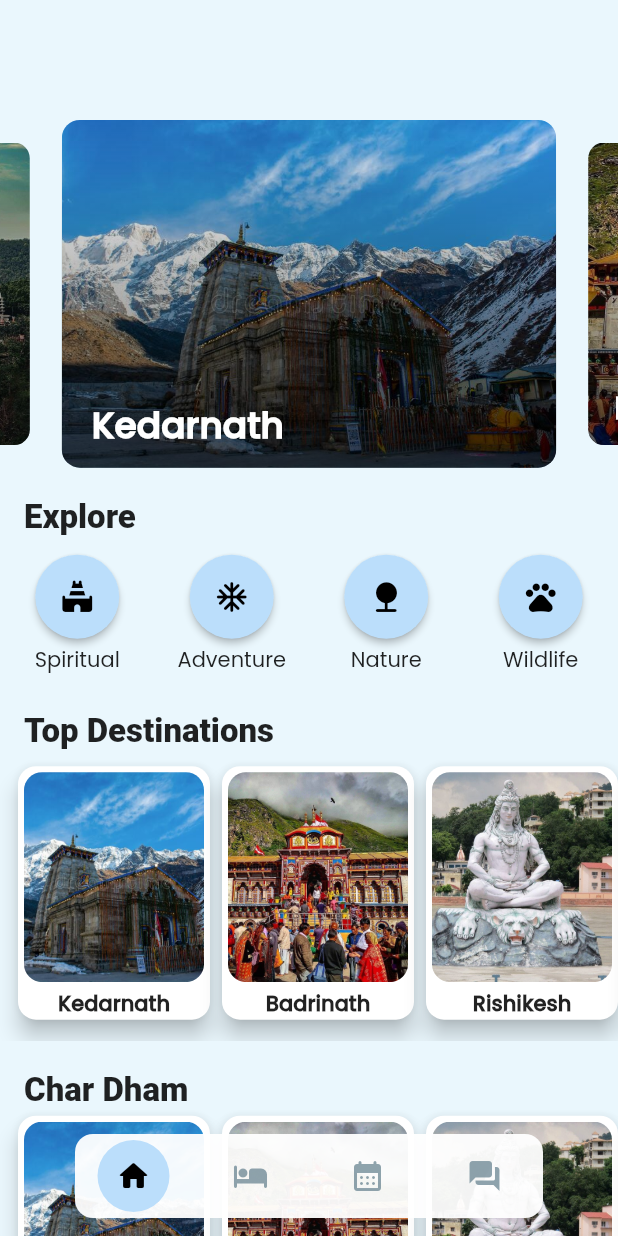
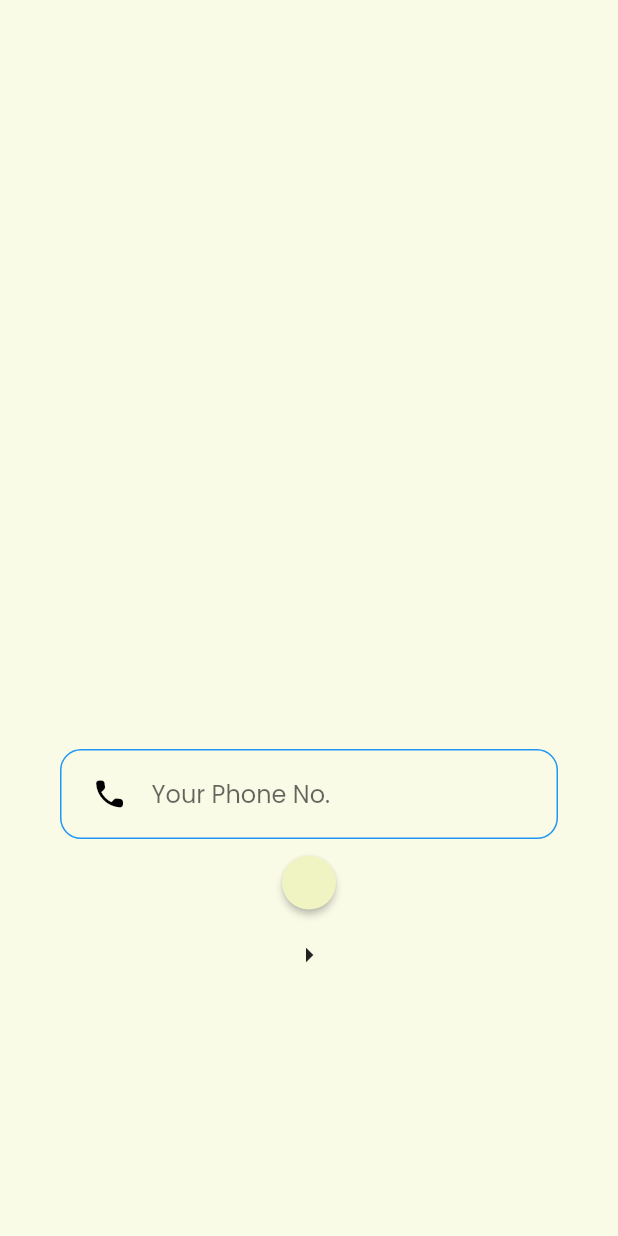
Before and after one commit to Tanay-Dwivedi/e-dhamYatra, a Flutter app: the screen it shows after launch, on a phone screen of 412 x 824 dp. Run offline on Flutter 3.47's test engine with Material 2 defaults, Android fonts, the phone set to English and light mode, and no system bars; drawn by our look-alikes of carousel_slider, flutter_snake_navigationbar; Roboto replaces fonts that are missing (Poppins-Bold).

Commit message:
Code Refactor

```diff
--- a/lib/main.dart
+++ b/lib/main.dart
@@ -1,7 +1,10 @@
+import 'package:e_chardham_yatra/values/colors.dart';
 import 'package:e_chardham_yatra/pages/AccomodationPage.dart';
 import 'package:e_chardham_yatra/pages/BlogPage.dart';
 import 'package:e_chardham_yatra/pages/CalendarPage.dart';
 import 'package:e_chardham_yatra/pages/HomePage.dart';
+import 'package:e_chardham_yatra/pages/LoginPage.dart';
+import 'package:e_chardham_yatra/values/dimens.dart';
 import 'package:flutter/material.dart';
 
 import 'package:flutter_snake_navigationbar/flutter_snake_navigationbar.dart';
@@ -19,10 +22,10 @@ class MyApp extends StatelessWidget {
   Widget build(BuildContext context) {
     return MaterialApp(
         theme: ThemeData(
-            scaffoldBackgroundColor: const Color.fromARGB(255, 234, 247, 253),
+            scaffoldBackgroundColor: AppColor.background,
             fontFamily: 'Poppins'),
         title: 'Utrakhand Tourism',
-        home: const BottomNav());
+        home: const LoginPage());
   }
 }
 
@@ -33,7 +36,6 @@ class BottomNav extends StatefulWidget {
 }
 
 class _BottomNavState extends State<BottomNav> {
-  static const double iconSize = 30;
   int _selectedIndex = 0;
 
   static const List<Widget> _pages = [
@@ -75,11 +77,11 @@ class _BottomNavState extends State<BottomNav> {
           behaviour: SnakeBarBehaviour.floating,
           snakeShape: SnakeShape.circle,
           shape: RoundedRectangleBorder(
-              borderRadius: BorderRadius.circular(radius)),
+              borderRadius: BorderRadius.circular(AppDimens.cornerRadius)),
           padding: const EdgeInsets.only(bottom: 12, left: 50, right: 50),
 
           ///configuration for SnakeNavigationBar.color
-          snakeViewColor: Colors.blue[100],
+          snakeViewColor: AppColor.bottomBar,
           selectedItemColor: Colors.black,
           unselectedItemColor: Colors.blueGrey.withOpacity(.7),
           backgroundColor: Colors.white.withOpacity(.95),
--- a/lib/pages/HomePage.dart
+++ b/lib/pages/HomePage.dart
@@ -1,10 +1,11 @@
 import 'package:carousel_slider/carousel_slider.dart';
 import 'package:e_chardham_yatra/place_data.dart';
+import 'package:e_chardham_yatra/values/dimens.dart';
 import 'package:e_chardham_yatra/widget/card.dart';
 import 'package:e_chardham_yatra/widget/title.dart';
 import 'package:flutter/material.dart';
 
-double radius = 12;
+import '../widget/widgets.dart';
 
 class HomePage extends StatefulWidget {
   const HomePage({Key? key}) : super(key: key);
@@ -25,7 +26,7 @@ class _HomePageState extends State<HomePage> {
               Stack(alignment: Alignment.bottomLeft, children: [
                 Container(
                   decoration: BoxDecoration(
-                    borderRadius: BorderRadius.circular(radius),
+                    borderRadius: BorderRadius.circular(AppDimens.cornerRadius),
                     image: DecorationImage(
                         image: AssetImage(display.displayImage),
                         fit: BoxFit.cover),
@@ -33,7 +34,8 @@ class _HomePageState extends State<HomePage> {
                 ),
                 Container(
                   decoration: BoxDecoration(
-                      borderRadius: BorderRadius.circular(radius),
+                      borderRadius:
+                          BorderRadius.circular(AppDimens.cornerRadius),
                       color: Colors.white,
                       gradient: LinearGradient(
                           begin: FractionalOffset.topCenter,
@@ -97,28 +99,3 @@ class _HomePageState extends State<HomePage> {
     );
   }
 }
-
-Widget exploreTiles(String title, IconData icon) {
-  return Expanded(
-      child: Column(
-    children: [
-      // TODO: Icon to be added here
-      MaterialButton(
-        color: Colors.blue[100],
-        padding: const EdgeInsets.all(16),
-        shape: const CircleBorder(),
-        onPressed: () {},
-        child: Icon(
-          icon,
-          color: Colors.black,
-        ),
-      ),
-
-      Container(
-          padding: const EdgeInsets.all(4),
-          child: Text(
-            title,
-          ))
-    ],
-  ));
-}
--- /dev/null
+++ b/lib/pages/LoginPage.dart
@@ -0,0 +1,44 @@
+import 'package:e_chardham_yatra/values/colors.dart';
+import 'package:e_chardham_yatra/main.dart';
+import 'package:e_chardham_yatra/widget/widgets.dart';
+import 'package:flutter/material.dart';
+
+class LoginPage extends StatefulWidget {
+  const LoginPage({Key? key}) : super(key: key);
+
+  @override
+  State<LoginPage> createState() => _LoginPageState();
+}
+
+class _LoginPageState extends State<LoginPage> {
+  @override
+  Widget build(BuildContext context) {
+    final double totalHeight = MediaQuery.of(context).size.height;
+    return Scaffold(
+        body: SingleChildScrollView(
+            physics: const ClampingScrollPhysics(),
+            child: Padding(
+                padding: EdgeInsets.only(top: totalHeight * 0.6),
+                child: Column(
+                    mainAxisAlignment: MainAxisAlignment.center,
+                    children: [
+                      const RoundedInputFeild(
+                        hintText: "Your Phone No.",
+                        icon: Icons.phone_rounded,
+                        action: TextInputAction.next,
+                      ),
+                      MaterialButton(
+                        shape: const CircleBorder(),
+                        onPressed: () {
+                          Navigator.push(
+                              context,
+                              MaterialPageRoute(
+                                  builder: (context) => const BottomNav()));
+                        },
+                        color: AppColor.primary,
+                      ),
+                      IconButton(
+                          onPressed: () {}, icon: const Icon(Icons.arrow_right))
+                    ]))));
+  }
+}
--- /dev/null
+++ b/lib/values/colors.dart
@@ -0,0 +1,7 @@
+import 'package:flutter/material.dart';
+
+class AppColor {
+  static Color? background = Colors.lime[50];
+  static Color? primary = Colors.lime[100];
+  static Color? bottomBar = Colors.lime[200];
+}
--- /dev/null
+++ b/lib/values/dimens.dart
@@ -0,0 +1,5 @@
+import 'package:flutter/material.dart';
+
+class AppDimens {
+  static const double cornerRadius = 14;
+}
--- a/lib/widget/card.dart
+++ b/lib/widget/card.dart
@@ -1,5 +1,6 @@
 import 'package:e_chardham_yatra/pages/DetailPage.dart';
 import 'package:e_chardham_yatra/pages/HomePage.dart';
+import 'package:e_chardham_yatra/values/dimens.dart';
 import 'package:e_chardham_yatra/widget/title.dart';
 import 'package:flutter/material.dart';
 import 'package:e_chardham_yatra/place_data.dart';
@@ -14,9 +15,10 @@ class destinationCard extends StatelessWidget {
     return Card(
       elevation: 6,
       color: Colors.white,
-      shape: RoundedRectangleBorder(borderRadius: BorderRadius.circular(12)),
+      shape: RoundedRectangleBorder(
+          borderRadius: BorderRadius.circular(AppDimens.cornerRadius)),
       child: InkWell(
-          borderRadius: BorderRadius.circular(radius),
+          borderRadius: BorderRadius.circular(AppDimens.cornerRadius),
           onTap: () {
             Navigator.push(
                 context,
@@ -29,15 +31,40 @@ class destinationCard extends StatelessWidget {
               height: 140,
               width: 120,
               child: ClipRRect(
-                  borderRadius: BorderRadius.circular(radius),
+                  borderRadius: BorderRadius.circular(AppDimens.cornerRadius),
                   child: Image.asset(
                     place.displayImage,
                     fit: BoxFit.cover,
                   )),
-              decoration:
-                  BoxDecoration(borderRadius: BorderRadius.circular(10)),
+              decoration: BoxDecoration(
+                  borderRadius: BorderRadius.circular(AppDimens.cornerRadius)),
             ),
-            smallTitle(place.title)
+            Row(mainAxisAlignment: MainAxisAlignment.start, children: [
+              smallTitle(place.title),
+              const SizedBox(
+                width: 10,
+              ),
+              // ClipRRect(
+              //   borderRadius: BorderRadius.circular(8),
+              //   child: Material(
+              //     color: Colors.blue[100],
+              //     child: InkWell(
+              //       child: const Padding(
+              //         padding: EdgeInsets.all(0),
+              //         child: Icon(
+              //           Icons.arrow_right_sharp,
+              //         ),
+              //       ),
+              //       onTap: () {
+              //         Navigator.push(
+              //             context,
+              //             MaterialPageRoute(
+              //                 builder: (context) => DetailPage(place: place)));
+              //       },
+              //     ),
+              //   ),
+              // )
+            ])
           ])),
     );
   }
--- /dev/null
+++ b/lib/widget/widgets.dart
@@ -0,0 +1,67 @@
+import 'package:e_chardham_yatra/values/colors.dart';
+import 'package:flutter/material.dart';
+import 'package:flutter/services.dart';
+
+// Input Field Widget
+
+class RoundedInputFeild extends StatelessWidget {
+  final action;
+  final String hintText;
+  final IconData icon;
+  const RoundedInputFeild(
+      {Key? key,
+      required this.hintText,
+      required this.icon,
+      required this.action})
+      : super(key: key);
+
+  @override
+  Widget build(BuildContext context) {
+    return Container(
+        margin: const EdgeInsets.symmetric(horizontal: 40, vertical: 5),
+        padding: const EdgeInsets.symmetric(horizontal: 20, vertical: 5),
+        decoration: BoxDecoration(
+            border: Border.all(color: Colors.blue),
+            borderRadius: BorderRadius.circular(14)),
+        child: TextField(
+            keyboardType: TextInputType.phone,
+            inputFormatters: [
+              LengthLimitingTextInputFormatter(10),
+              FilteringTextInputFormatter.allow(RegExp(r'[0-9]')),
+            ],
+            textInputAction: action,
+            decoration: InputDecoration(
+              icon: Icon(icon),
+              border: InputBorder.none,
+              iconColor: Colors.black,
+              hintText: hintText,
+            )));
+  }
+}
+
+// Explore tiles widget
+
+Widget exploreTiles(String title, IconData icon) {
+  return Expanded(
+      child: Column(
+    children: [
+      // TODO: Icon to be added here
+      MaterialButton(
+        color: AppColor.primary,
+        padding: const EdgeInsets.all(16),
+        shape: const CircleBorder(),
+        onPressed: () {},
+        child: Icon(
+          icon,
+          color: Colors.black,
+        ),
+      ),
+
+      Container(
+          padding: const EdgeInsets.all(4),
+          child: Text(
+            title,
+          ))
+    ],
+  ));
+}
```
